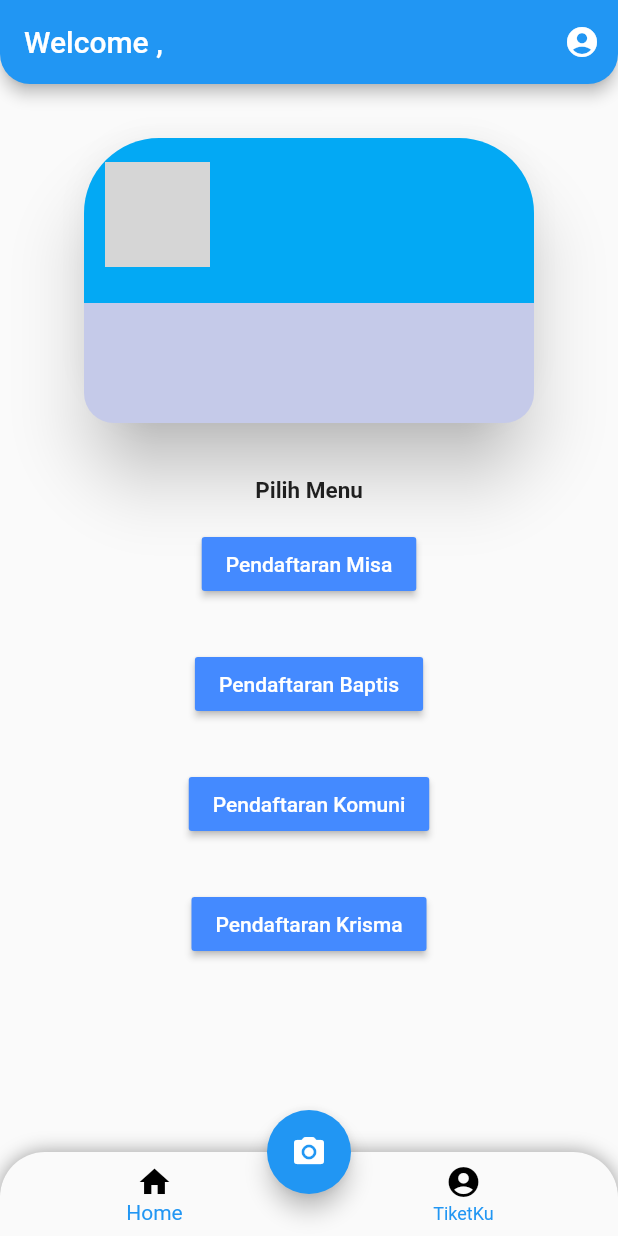
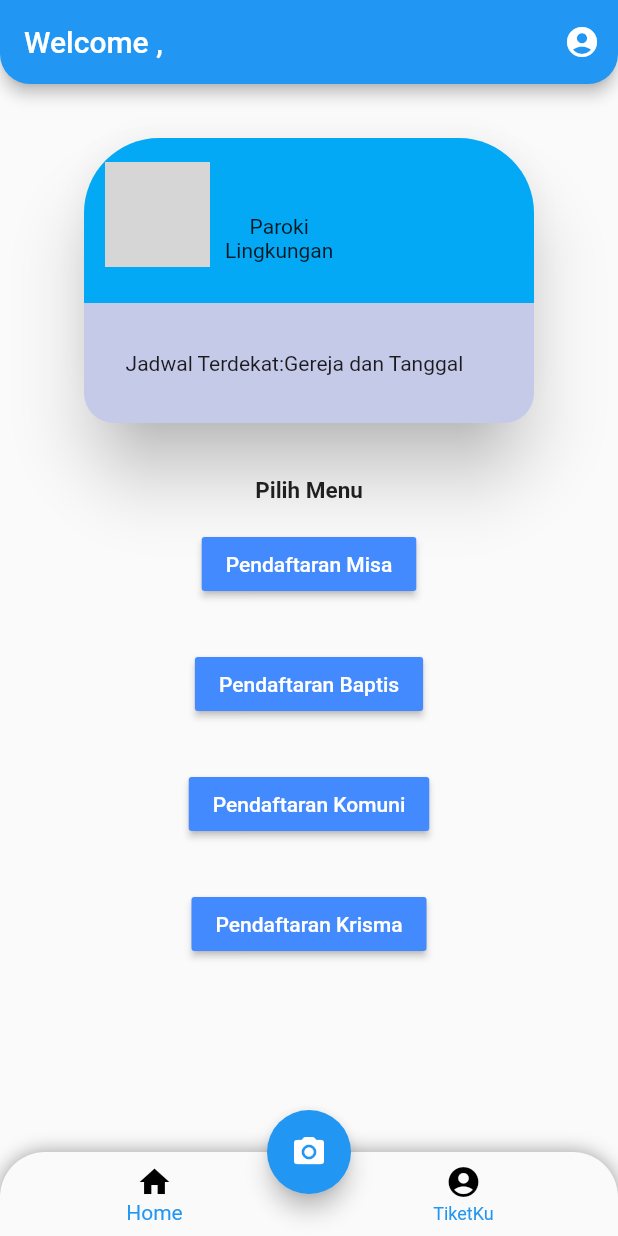
Before and after one commit to DavidDimasPatty/Pelayanan-Iman-Katolik, a Flutter app: the HomePage screen opened directly with empty values, on a phone screen of 412 x 824 dp. Run offline on Flutter 3.47's test engine with Material 2 defaults, Android fonts, the light colour scheme and no system bars; our stand-ins replace file_picker, firebase_core, firebase_storage, image_picker; missing offline and left inert: mongo_dart; accounts and stored records are empty; network calls fail; grey boxes are pictures that could not be loaded.

Commit message:
add detail card

```diff
--- a/lib/homePage.dart
+++ b/lib/homePage.dart
@@ -76,6 +76,14 @@ class HomePage extends StatelessWidget {
                                 emails,
                                 textAlign: TextAlign.center,
                               ),
+                              Text(
+                                'Paroki',
+                                textAlign: TextAlign.center,
+                              ),
+                              Text(
+                                'Lingkungan',
+                                textAlign: TextAlign.center,
+                              ),
                             ],
                           )
                         ],
@@ -84,7 +92,6 @@ class HomePage extends StatelessWidget {
                         padding: EdgeInsets.symmetric(vertical: 12),
                       ),
                       Container(
-                        alignment: Alignment.bottomCenter,
                         height: 80,
                         decoration: BoxDecoration(
                           color: Colors.indigo[100],
@@ -94,7 +101,17 @@ class HomePage extends StatelessWidget {
                           ),
                         ),
                         child: Row(
-                          children: <Widget>[],
+                          crossAxisAlignment: CrossAxisAlignment.center,
+                          children: <Widget>[
+                            Text(
+                              '        Jadwal Terdekat:',
+                              textAlign: TextAlign.center,
+                            ),
+                            Text(
+                              'Gereja dan Tanggal',
+                              textAlign: TextAlign.center,
+                            )
+                          ],
                         ),
                       )
                     ],
```
